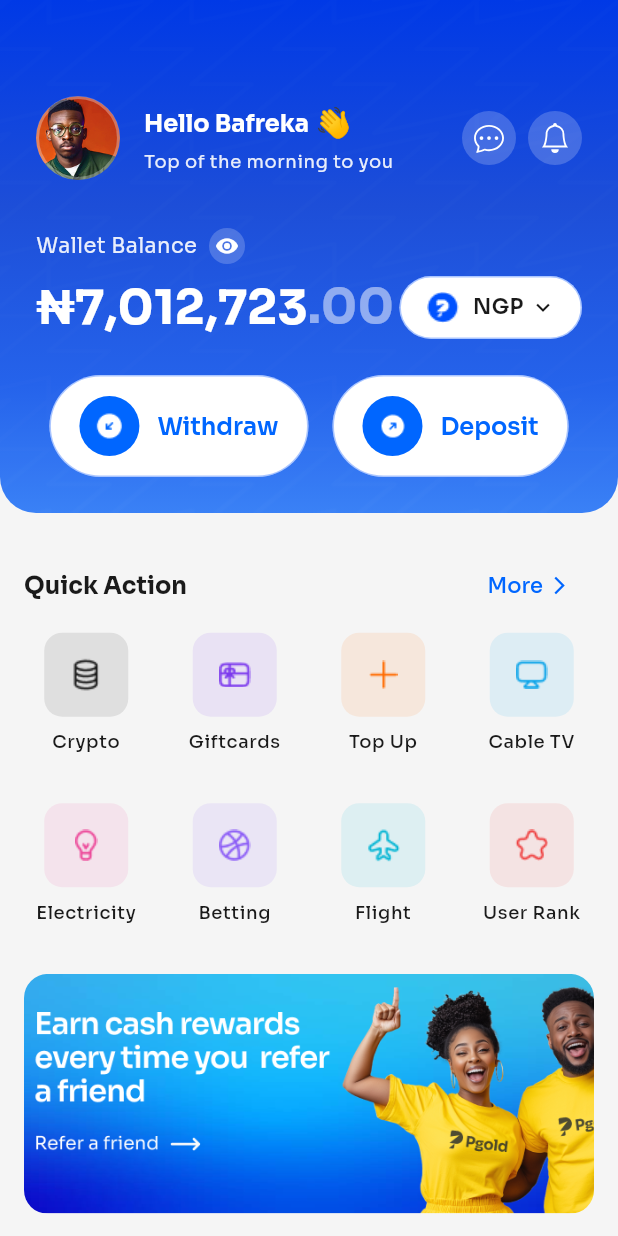
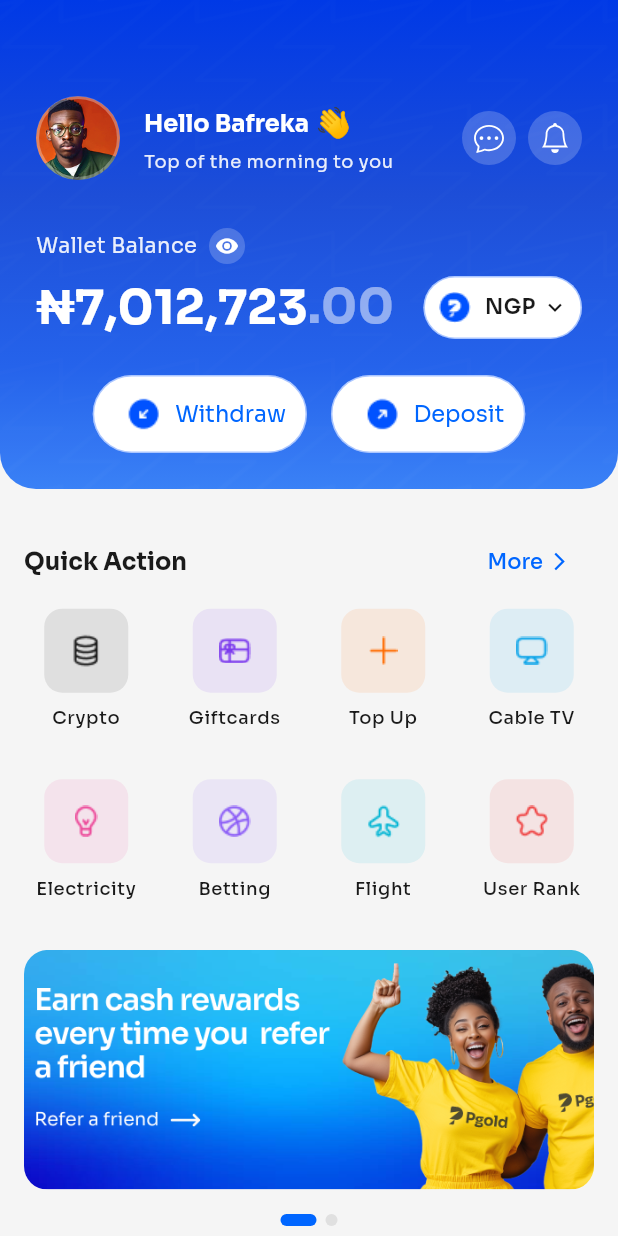
Before and after one commit to promise24o/pgold_assessment_mobile, a Flutter app: the HomeScreen screen opened directly, on a phone screen of 412 x 824 dp. Run offline on Flutter 3.47's test engine with Material 3 defaults, Android fonts, the phone set to English and light mode, and no system bars; drawn by our look-alikes of smooth_page_indicator; our stand-ins replace flutter_svg, icons_plus.

Commit message:
Updates of Home Screen

```diff
--- a/lib/features/home/presentation/widgets/wallet_header.dart
+++ b/lib/features/home/presentation/widgets/wallet_header.dart
@@ -161,7 +161,7 @@ class _WalletHeaderState extends State<WalletHeader> {
                                     color: AppColors.textWhite,
                                     fontWeight: FontWeight.bold,
                                     fontSize: 32,
-                                    fontFamily: null, // Use system font for symbol
+                                    fontFamily: null,
                                   ),
                                 ),
                                 TextSpan(
@@ -195,7 +195,7 @@ class _WalletHeaderState extends State<WalletHeader> {
                                 color: AppColors.textWhite,
                                 fontWeight: FontWeight.bold,
                                 fontSize: 32,
-                                fontFamily: null, // Use system font for symbol
+                                fontFamily: null,
                               ),
                             ),
                             const TextSpan(
@@ -214,14 +214,14 @@ class _WalletHeaderState extends State<WalletHeader> {
                 // Currency Selector with pgold icon
                 Container(
                   padding: const EdgeInsets.symmetric(
-                    horizontal: AppDimensions.paddingM,
+                    horizontal: AppDimensions.paddingS,
                     vertical: AppDimensions.paddingS,
                   ),
                   decoration: BoxDecoration(
                     color: AppColors.textWhite,
                     borderRadius: BorderRadius.circular(AppDimensions.radiusCircle),
                     border: Border.all(
-                      color: const Color(0xFF0052FF).withOpacity(0.33),
+                      color: const Color(0xFF0052FF).withValues(alpha: 0.33),
                       width: 1,
                     ),
                   ),
@@ -357,8 +357,8 @@ class _WalletHeaderState extends State<WalletHeader> {
         foregroundColor: AppColors.primary,
         elevation: 0,
         padding: const EdgeInsets.symmetric(
-          horizontal: 20,
-          vertical: 14,
+          horizontal: 14,
+          vertical: 6,
         ),
         shape: RoundedRectangleBorder(
           borderRadius: BorderRadius.circular(100),
@@ -372,28 +372,23 @@ class _WalletHeaderState extends State<WalletHeader> {
         mainAxisSize: MainAxisSize.min,
         children: [
           // Circular blue background with icon
-          Container(
+          SizedBox(
             width: 40,
             height: 40,
-            decoration: const BoxDecoration(
-              color: AppColors.primary,
-              shape: BoxShape.circle,
-            ),
             child: Center(
               child: Image.asset(
                 iconPath,
-                width: 20,
-                height: 20,
-                color: AppColors.textWhite,
+                width: 40,
+                height: 40,
               ),
             ),
           ),
-          const SizedBox(width: 12),
+          const SizedBox(width: 1),
           Text(
             label,
             style: const TextStyle(
-              fontSize: 16,
-              fontWeight: FontWeight.w600,
+              fontSize: 15,
+              fontWeight: FontWeight.normal,
               color: AppColors.primary,
               letterSpacing: 0,
             ),
```
